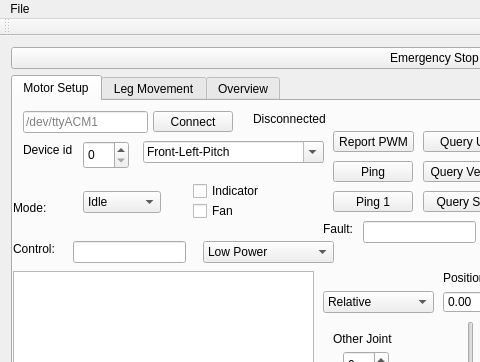
The window that Bark/mainwindow.ui (craftit/DogBotSoftware) describes before a commit, drawn with Qt 5; both pictures show x 0 to 480 and y 0 to 362 of the 869 by 651 pixel window.
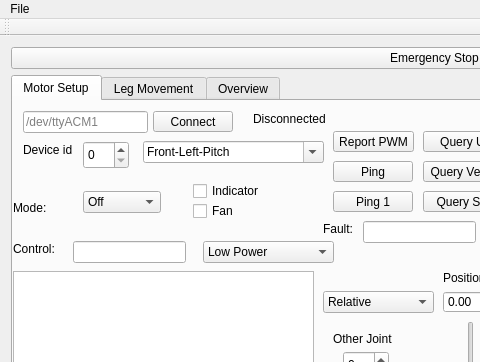
The same window after the commit.

The edit to the form file:
```diff
--- a/Bark/mainwindow.ui
+++ b/Bark/mainwindow.ui
@@ -340,7 +340,7 @@
         </property>
         <item>
          <property name="text">
-          <string>Idle</string>
+          <string>Off</string>
          </property>
         </item>
         <item>
```
